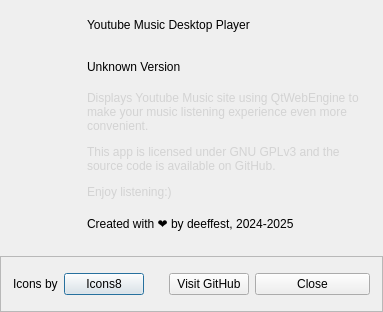
First picture: the form in core/ui/about_dialog.ui, repository deeffest/Youtube-Music-Desktop-Player, before the edit.
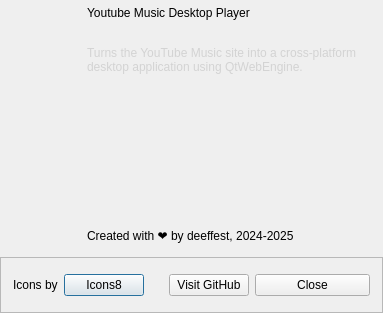
Second picture: the form after the edit. Custom widgets are drawn as their Qt base class.

What changed in the file:
```diff
--- a/core/ui/about_dialog.ui
+++ b/core/ui/about_dialog.ui
@@ -7,13 +7,13 @@
     <x>0</x>
     <y>0</y>
     <width>383</width>
-    <height>312</height>
+    <height>313</height>
    </rect>
   </property>
   <property name="minimumSize">
    <size>
     <width>383</width>
-    <height>232</height>
+    <height>313</height>
    </size>
   </property>
   <property name="windowTitle">
@@ -128,7 +128,7 @@
            <enum>Qt::DefaultContextMenu</enum>
           </property>
           <property name="text">
-           <string>Unknown Version</string>
+           <string/>
           </property>
           <property name="textInteractionFlags">
            <set>Qt::LinksAccessibleByMouse</set>
@@ -138,13 +138,148 @@
         <item>
          <widget class="BodyLabel" name="BodyLabel">
           <property name="text">
-           <string>&lt;html&gt;&lt;head/&gt;&lt;body&gt;&lt;p&gt;&lt;span style=&quot; color:#d3d3d3;&quot;&gt;Displays Youtube Music site using QtWebEngine to make your music listening experience even more convenient. &lt;/span&gt;&lt;/p&gt;&lt;p&gt;&lt;span style=&quot; color:#d3d3d3;&quot;&gt;This app is licensed under GNU GPLv3 and the source code is available on GitHub.&lt;/span&gt;&lt;/p&gt;&lt;p&gt;&lt;span style=&quot; color:#d3d3d3;&quot;&gt;Enjoy listening:)&lt;/span&gt;&lt;/p&gt;&lt;/body&gt;&lt;/html&gt;</string>
+           <string>&lt;html&gt;&lt;head/&gt;&lt;body&gt;&lt;p&gt;&lt;span style=&quot; color:#d3d3d3;&quot;&gt;Turns the YouTube Music site into a cross-platform desktop application using QtWebEngine.&lt;/span&gt;&lt;/p&gt;&lt;/body&gt;&lt;/html&gt;</string>
           </property>
           <property name="wordWrap">
            <bool>true</bool>
           </property>
          </widget>
         </item>
+        <item>
+         <spacer name="verticalSpacer_2">
+          <property name="orientation">
+           <enum>Qt::Vertical</enum>
+          </property>
+          <property name="sizeHint" stdset="0">
+           <size>
+            <width>20</width>
+            <height>0</height>
+           </size>
+          </property>
+         </spacer>
+        </item>
+        <item>
+         <layout class="QVBoxLayout" name="verticalLayout_5">
+          <property name="spacing">
+           <number>3</number>
+          </property>
+          <property name="bottomMargin">
+           <number>0</number>
+          </property>
+          <item>
+           <layout class="QHBoxLayout" name="horizontalLayout">
+            <property name="spacing">
+             <number>6</number>
+            </property>
+            <item>
+             <widget class="BodyLabel" name="label_3">
+              <property name="styleSheet">
+               <string notr="true">BodyLabel {
+    color: #A0A0A0;
+    font-family: Consolas, monospace;
+    font-size: 12px;
+    padding: 1px 4px;
+}</string>
+              </property>
+              <property name="text">
+               <string/>
+              </property>
+             </widget>
+            </item>
+            <item>
+             <spacer name="horizontalSpacer">
+              <property name="orientation">
+               <enum>Qt::Horizontal</enum>
+              </property>
+              <property name="sizeHint" stdset="0">
+               <size>
+                <width>40</width>
+                <height>20</height>
+               </size>
+              </property>
+             </spacer>
+            </item>
+           </layout>
+          </item>
+          <item>
+           <layout class="QHBoxLayout" name="horizontalLayout_2">
+            <item>
+             <widget class="BodyLabel" name="label_5">
+              <property name="styleSheet">
+               <string notr="true">BodyLabel {
+    color: #A0A0A0;
+    font-family: Consolas, monospace;
+    font-size: 12px;
+    padding: 1px 4px;
+}</string>
+              </property>
+              <property name="text">
+               <string/>
+              </property>
+             </widget>
+            </item>
+            <item>
+             <spacer name="horizontalSpacer_2">
+              <property name="orientation">
+               <enum>Qt::Horizontal</enum>
+              </property>
+              <property name="sizeHint" stdset="0">
+               <size>
+                <width>40</width>
+                <height>20</height>
+               </size>
+              </property>
+             </spacer>
+            </item>
+           </layout>
+          </item>
+          <item>
+           <layout class="QHBoxLayout" name="horizontalLayout_3">
+            <item>
+             <widget class="BodyLabel" name="label_7">
+              <property name="styleSheet">
+               <string notr="true">BodyLabel {
+    color: #A0A0A0;
+    font-family: Consolas, monospace;
+    font-size: 12px;
+    padding: 1px 4px;
+}</string>
+              </property>
+              <property name="text">
+               <string/>
+              </property>
+             </widget>
+            </item>
+            <item>
+             <spacer name="horizontalSpacer_3">
+              <property name="orientation">
+               <enum>Qt::Horizontal</enum>
+              </property>
+              <property name="sizeHint" stdset="0">
+               <size>
+                <width>40</width>
+                <height>20</height>
+               </size>
+              </property>
+             </spacer>
+            </item>
+           </layout>
+          </item>
+         </layout>
+        </item>
+        <item>
+         <spacer name="verticalSpacer_3">
+          <property name="orientation">
+           <enum>Qt::Vertical</enum>
+          </property>
+          <property name="sizeHint" stdset="0">
+           <size>
+            <width>20</width>
+            <height>0</height>
+           </size>
+          </property>
+         </spacer>
+        </item>
         <item>
          <widget class="BodyLabel" name="BodyLabel_3">
           <property name="text">
```
